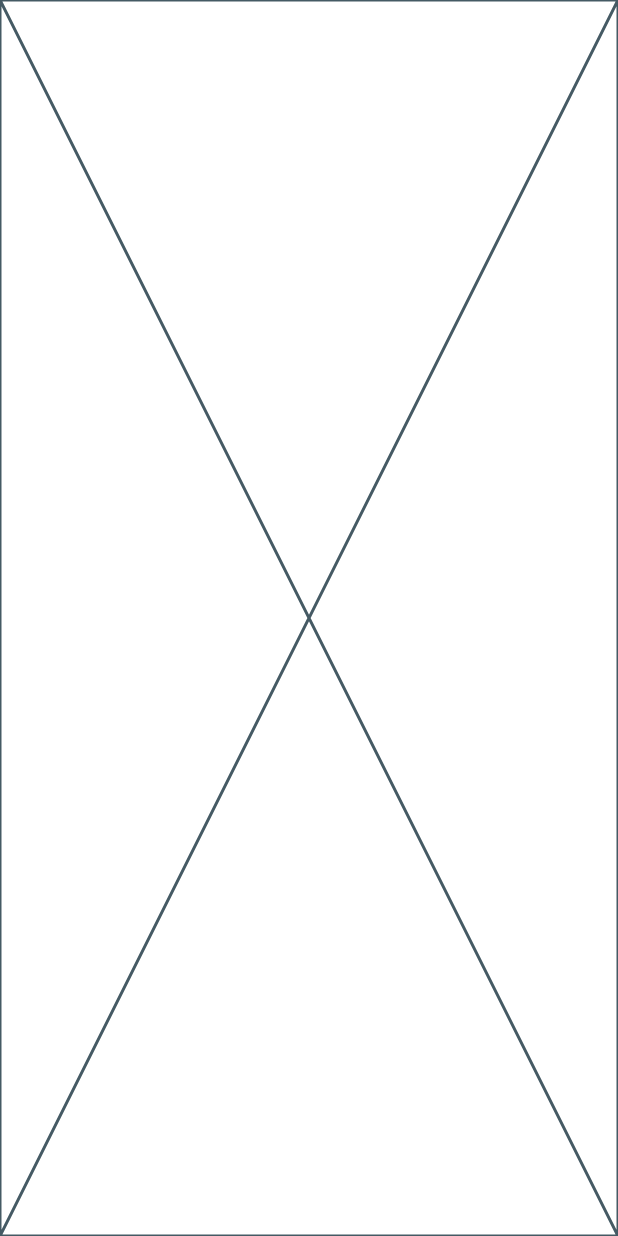
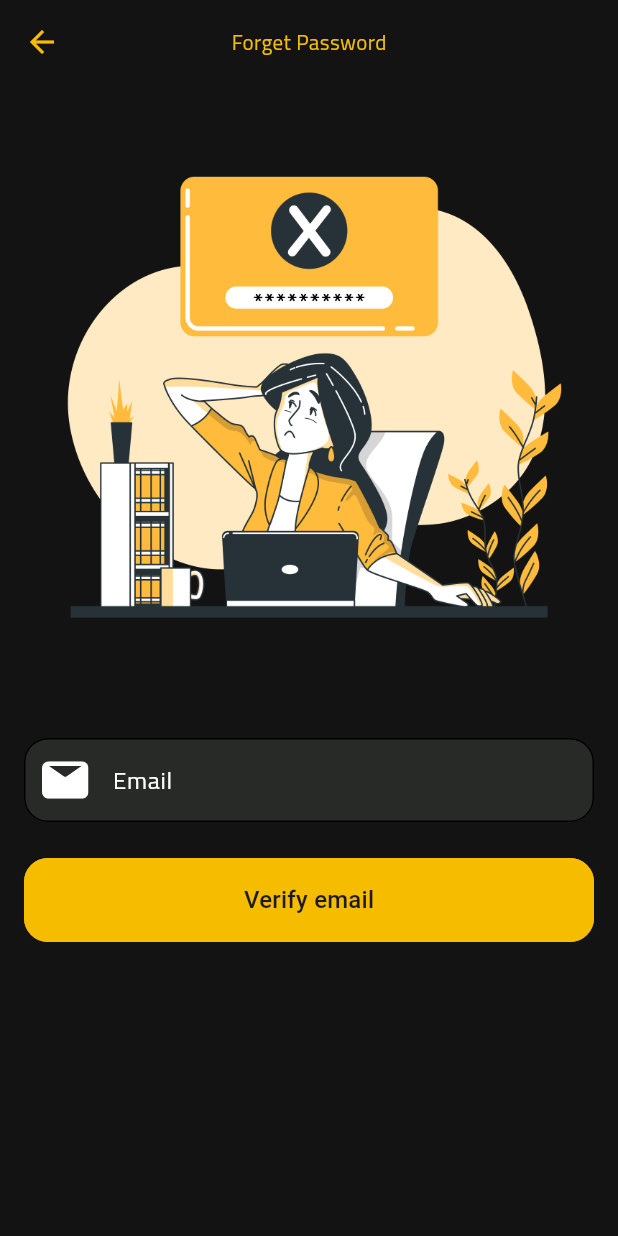
Before and after one commit to Youssef-Mamdouh-ali/Movies_app, a Flutter app: the LogInView screen opened by its route, after a tap on "Forget Password?", on a phone screen of 412 x 824 dp. Run offline on Flutter 3.47's test engine with Material 3 defaults, Android fonts, the phone set to English and light mode, and no system bars; our stand-ins replace flutter_bounceable, flutter_svg.

Commit message:
-make a forget_password_screen

```diff
--- a/lib/Features/authentication/forget_password/forget_password.dart
+++ b/lib/Features/authentication/forget_password/forget_password.dart
@@ -1,9 +1,51 @@
 import 'package:flutter/material.dart';
+import 'package:flutter_svg/svg.dart';
+import 'package:movies_app_project/core/utils/app_assets/app_assets.dart';
+import 'package:movies_app_project/core/utils/app_strings/app_string.dart';
+import 'package:movies_app_project/core/utils/theme/app_colors.dart';
+import 'package:movies_app_project/core/widgets/custom_button.dart';
+import 'package:movies_app_project/core/widgets/custom_elevated_button_widget.dart';
+import 'package:movies_app_project/core/widgets/custom_text_form_field_widget.dart';
+
 class ForgetPassword extends StatelessWidget {
   const ForgetPassword({super.key});
 
   @override
   Widget build(BuildContext context) {
-    return const Placeholder();
+    final theme = Theme.of(context).textTheme;
+    return Scaffold(
+      appBar: AppBar(
+        leading: IconButton(onPressed: (){
+          Navigator.pop(context);
+        },icon: Icon(Icons.arrow_back,color: AppColors.primaryColor,),),
+        backgroundColor: AppColors.darkColor,
+        title: Text(
+          "Forget Password",
+          style: theme.bodyMedium?.copyWith(color: AppColors.primaryColor),
+        ),
+        centerTitle: true,
+      ),
+      body: Column(
+        crossAxisAlignment: CrossAxisAlignment.stretch,
+        spacing: 24,
+        children: [
+          Image.asset(AppAssets.forgetPassword),
+          Padding(
+            padding: const EdgeInsets.symmetric(horizontal: 16.0),
+            child: CustomTextFormFieldWidget(
+              text: AppString.email,
+              customPrefixWidget: SvgPicture.asset(AppAssets.emailIcon),
+            ),
+          ),
+          Padding(
+            padding: const EdgeInsets.symmetric(horizontal: 16.0),
+            child: CustomElevatedButtonWidget(
+              onPressed: () {},
+              customChildWidget: Text(AppString.verifyEmail,style: theme.titleMedium,),
+            ),
+          ),
+        ],
+      ),
+    );
   }
 }
--- a/lib/core/utils/app_assets/app_assets.dart
+++ b/lib/core/utils/app_assets/app_assets.dart
@@ -14,5 +14,7 @@ class AppAssets {
   static const String googleIcon = "assets/icons/google_icn.svg" ;
   static const String passwordIcon = "assets/icons/password_icn.svg" ;
   static const String usaFlagIcon = "assets/icons/usa_flag_icn.svg" ;
+  static const String forgetPassword = "assets/images/Forget_password.png" ;
+
 
 }
--- a/lib/core/utils/app_strings/app_string.dart
+++ b/lib/core/utils/app_strings/app_string.dart
@@ -19,4 +19,6 @@ class AppString {
   static const String name = "Name";
   static const String phoneNumber = "Phone Number";
   static const String headerCreateAccount = "Create your account";
+  static const String verifyEmail = "Verify email";
+
 }
```
Also changed, not shown: assets/images/Forget_password.png (added).
